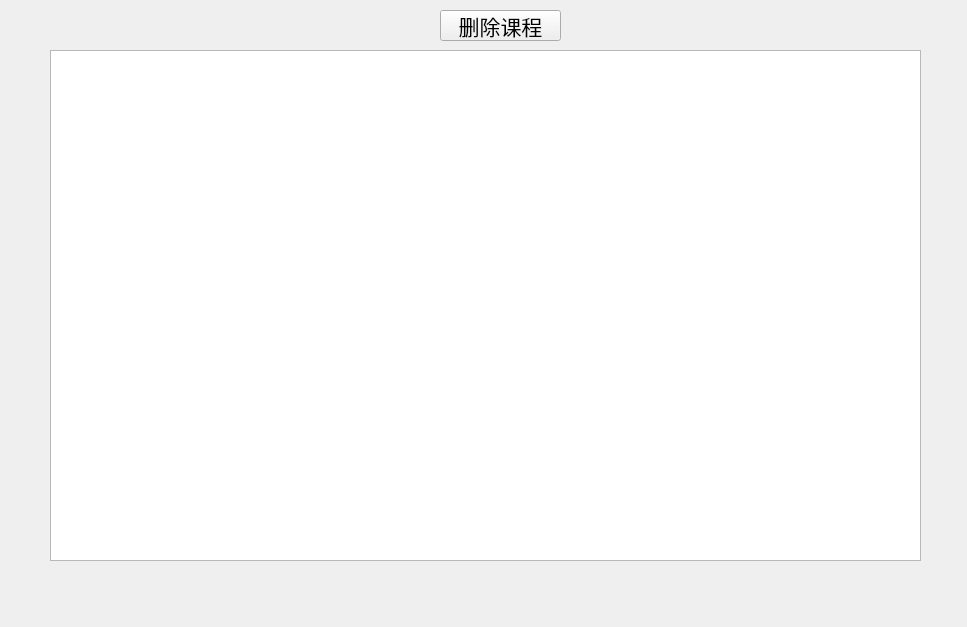
This is ui/selected.ui in assumeengagetry/SCU-URP-Helper as Qt 5 draws it before an edit. The edited form follows.
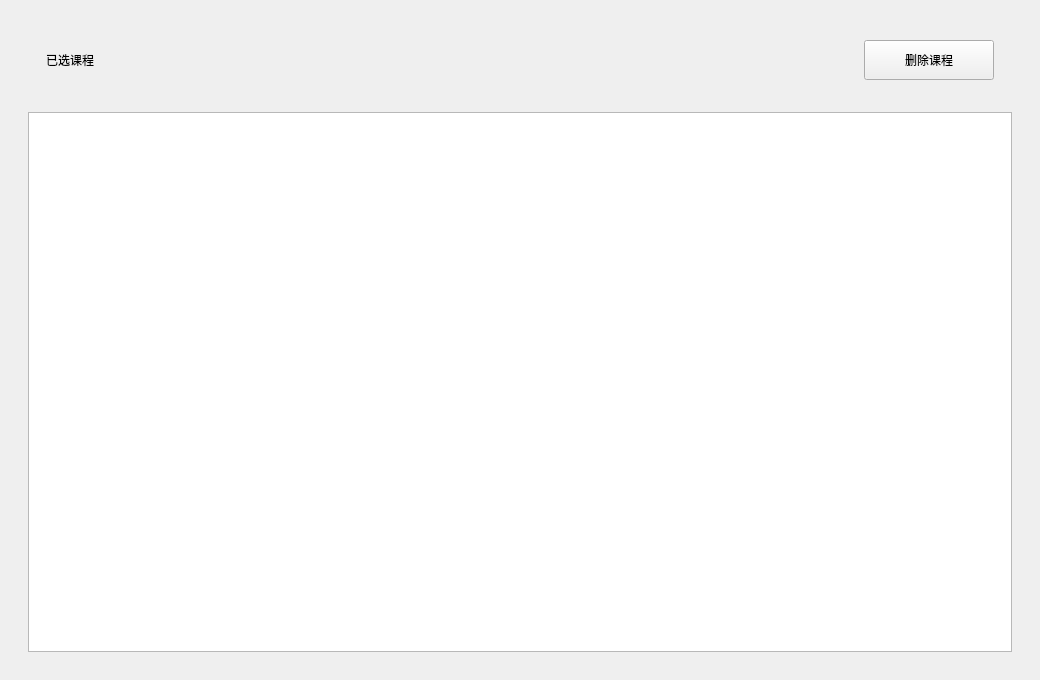
This is the edited form.

Patch:
```diff
--- a/ui/selected.ui
+++ b/ui/selected.ui
@@ -6,42 +6,96 @@
    <rect>
     <x>0</x>
     <y>0</y>
-    <width>967</width>
-    <height>627</height>
+    <width>1040</width>
+    <height>680</height>
    </rect>
   </property>
+  <property name="minimumSize">
+   <size>
+    <width>820</width>
+    <height>540</height>
+   </size>
+  </property>
   <property name="windowTitle">
    <string>SCU URP Helper</string>
   </property>
-  <widget class="QTableWidget" name="table">
-   <property name="geometry">
-    <rect>
-     <x>50</x>
-     <y>50</y>
-     <width>871</width>
-     <height>511</height>
-    </rect>
+  <layout class="QVBoxLayout" name="pageLayout">
+   <property name="leftMargin">
+    <number>28</number>
    </property>
-  </widget>
-  <widget class="QPushButton" name="delete_btn">
-   <property name="geometry">
-    <rect>
-     <x>440</x>
-     <y>10</y>
-     <width>121</width>
-     <height>31</height>
-    </rect>
+   <property name="topMargin">
+    <number>24</number>
    </property>
-   <property name="font">
-    <font>
-     <family>微软雅黑</family>
-     <pointsize>16</pointsize>
-    </font>
+   <property name="rightMargin">
+    <number>28</number>
    </property>
-   <property name="text">
-    <string>删除课程</string>
+   <property name="bottomMargin">
+    <number>28</number>
    </property>
-  </widget>
+   <property name="spacing">
+    <number>16</number>
+   </property>
+   <item>
+    <widget class="QFrame" name="toolbarCard">
+     <property name="frameShape">
+      <enum>QFrame::NoFrame</enum>
+     </property>
+     <layout class="QHBoxLayout" name="toolbarLayout">
+      <property name="leftMargin">
+       <number>18</number>
+      </property>
+      <property name="topMargin">
+       <number>16</number>
+      </property>
+      <property name="rightMargin">
+       <number>18</number>
+      </property>
+      <property name="bottomMargin">
+       <number>16</number>
+      </property>
+      <property name="spacing">
+       <number>12</number>
+      </property>
+      <item>
+       <widget class="QLabel" name="title_label">
+        <property name="text">
+         <string>已选课程</string>
+        </property>
+       </widget>
+      </item>
+      <item>
+       <spacer name="toolbarSpacer">
+        <property name="orientation">
+         <enum>Qt::Horizontal</enum>
+        </property>
+        <property name="sizeHint" stdset="0">
+         <size>
+          <width>40</width>
+          <height>20</height>
+         </size>
+        </property>
+       </spacer>
+      </item>
+      <item>
+       <widget class="QPushButton" name="delete_btn">
+        <property name="minimumSize">
+         <size>
+          <width>130</width>
+          <height>40</height>
+         </size>
+        </property>
+        <property name="text">
+         <string>删除课程</string>
+        </property>
+       </widget>
+      </item>
+     </layout>
+    </widget>
+   </item>
+   <item>
+    <widget class="QTableWidget" name="table"/>
+   </item>
+  </layout>
  </widget>
  <resources/>
  <connections/>
```
